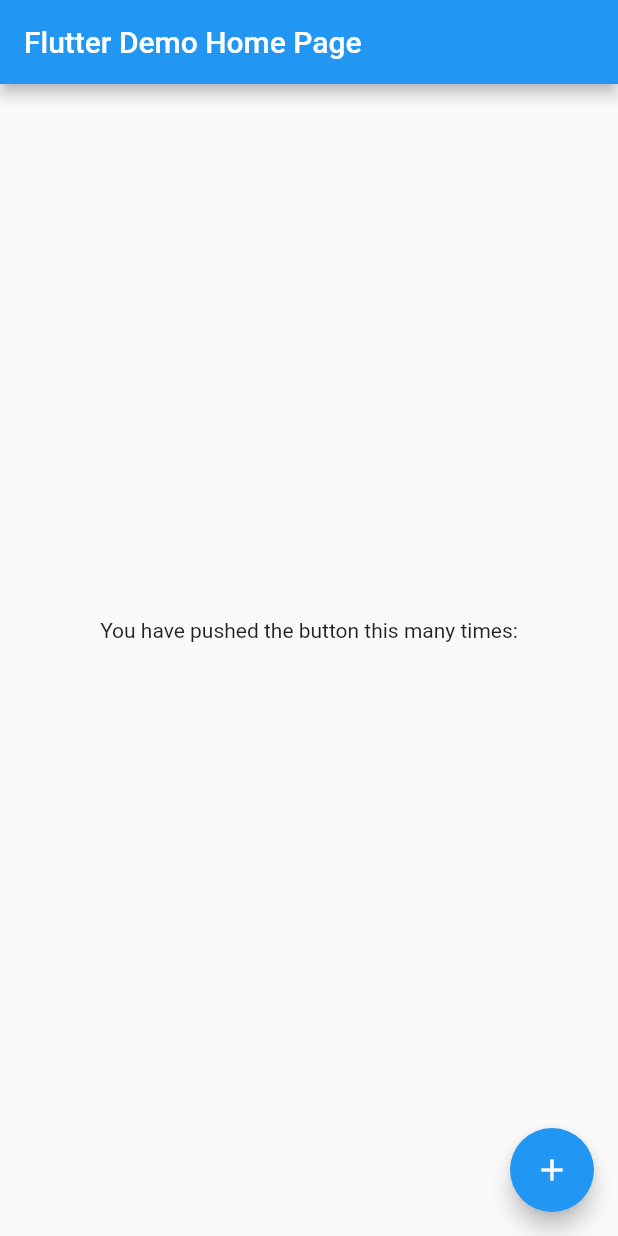
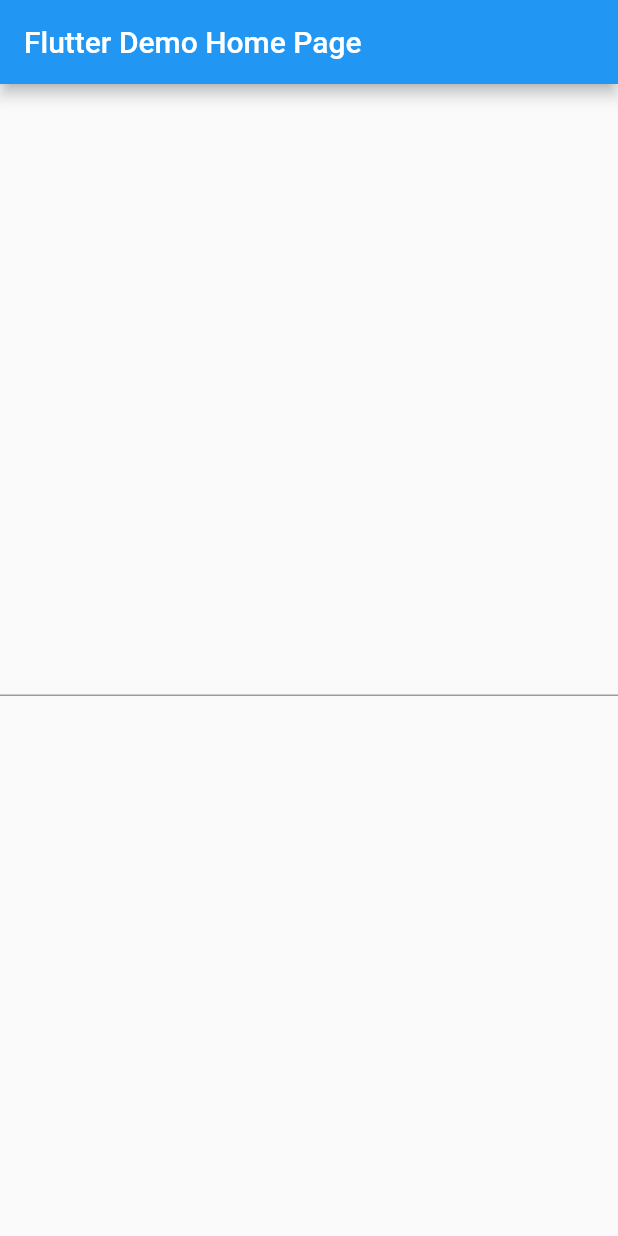
Before and after one commit to YugoMatsuda/PostCodeApp, a Flutter app: the screen it shows after launch, on a phone screen of 412 x 824 dp. Run offline on Flutter 3.47's test engine with Material 2 defaults, Android fonts, the phone set to English and light mode, and no system bars; our stand-ins replace flutter_riverpod, freezed_annotation.

Commit message:
homeのUIを整理

```diff
--- a/lib/main.dart
+++ b/lib/main.dart
@@ -1,7 +1,8 @@
 import 'package:flutter/material.dart';
+import 'package:flutter_riverpod/flutter_riverpod.dart';
 
 void main() {
-  runApp(const MyApp());
+  runApp(const ProviderScope(child: MyApp()));
 }
 
 class MyApp extends StatelessWidget {
@@ -14,46 +15,29 @@ class MyApp extends StatelessWidget {
       theme: ThemeData(
         primarySwatch: Colors.blue,
       ),
-      home: const MyHomePage(title: 'Flutter Demo Home Page'),
+      home: MyHomePage(title: 'Flutter Demo Home Page'),
     );
   }
 }
 
-class MyHomePage extends StatefulWidget {
+class MyHomePage extends ConsumerWidget {
   const MyHomePage({Key? key, required this.title}) : super(key: key);
   final String title;
 
   @override
-  State<MyHomePage> createState() => _MyHomePageState();
-}
-
-class _MyHomePageState extends State<MyHomePage> {
-  @override
-  Widget build(BuildContext context) {
+  Widget build(BuildContext context, WidgetRef ref) {
     return Scaffold(
       appBar: AppBar(
-        title: Text(widget.title),
+        title: Text(title),
       ),
       body: Center(
         child: Column(
           mainAxisAlignment: MainAxisAlignment.center,
           children: <Widget>[
-            const Text(
-              'You have pushed the button this many times:',
-            ),
-            Text(
-              '',
-              style: Theme.of(context).textTheme.headline4,
-            ),
+            TextField()
           ],
         ),
       ),
-      floatingActionButton: FloatingActionButton(
-        onPressed: (){
-
-        },
-        child: const Icon(Icons.add),
-      ), // This trailing comma makes auto-formatting nicer for build methods.
     );
   }
 }
```
